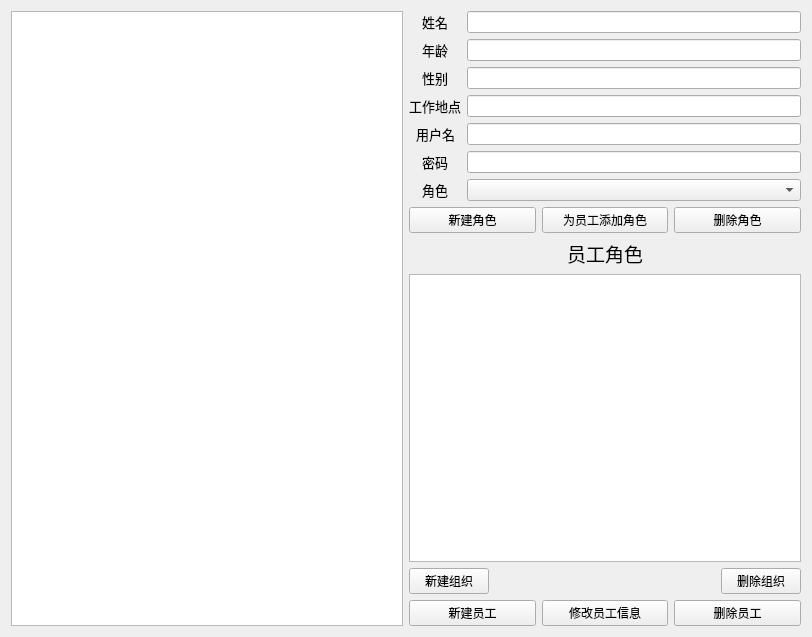
joker20020/ERP, file xt/code/ui/Admin.ui: the form before one commit.
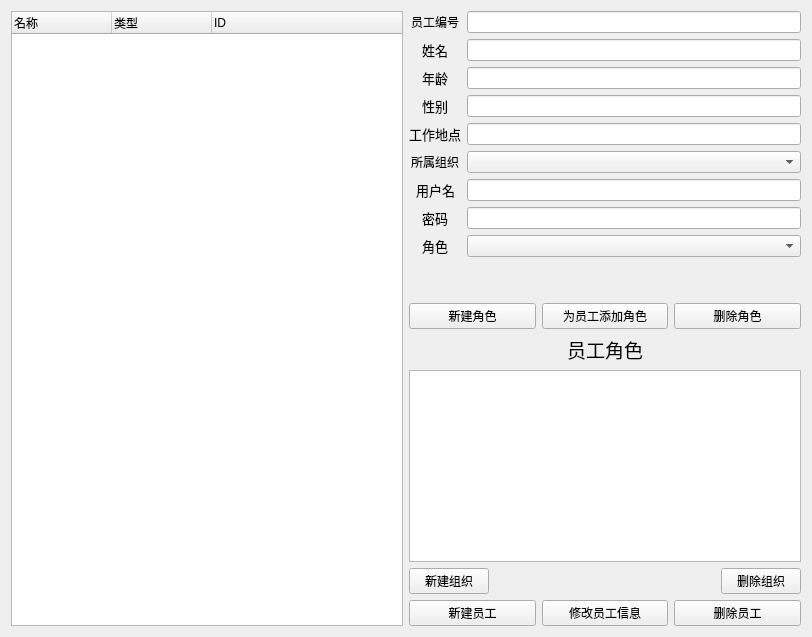
The form after the commit.

The edit to the form file:
```diff
--- a/xt/code/ui/Admin.ui
+++ b/xt/code/ui/Admin.ui
@@ -19,14 +19,29 @@
      <item>
       <widget class="QTreeWidget" name="groupTree">
        <attribute name="headerVisible">
-        <bool>false</bool>
+        <bool>true</bool>
        </attribute>
+       <column>
+        <property name="text">
+         <string>名称</string>
+        </property>
+       </column>
+       <column>
+        <property name="text">
+         <string>类型</string>
+        </property>
+       </column>
+       <column>
+        <property name="text">
+         <string>ID</string>
+        </property>
+       </column>
       </widget>
      </item>
     </layout>
    </item>
    <item>
-    <layout class="QVBoxLayout" name="verticalLayout_2" stretch="2,0,0,5,1,1">
+    <layout class="QVBoxLayout" name="verticalLayout_2" stretch="2,0,0,0,1,1">
      <item>
       <layout class="QFormLayout" name="formLayout_2">
        <property name="sizeConstraint">
@@ -35,7 +50,7 @@
        <property name="labelAlignment">
         <set>Qt::AlignCenter</set>
        </property>
-       <item row="0" column="0">
+       <item row="1" column="0">
         <widget class="QLabel" name="workerNameL">
          <property name="font">
           <font>
@@ -50,10 +65,10 @@
          </property>
         </widget>
        </item>
-       <item row="0" column="1">
+       <item row="1" column="1">
         <widget class="QLineEdit" name="wokerName"/>
        </item>
-       <item row="1" column="0">
+       <item row="2" column="0">
         <widget class="QLabel" name="workerAgeL">
          <property name="font">
           <font>
@@ -65,10 +80,10 @@
          </property>
         </widget>
        </item>
-       <item row="1" column="1">
+       <item row="2" column="1">
         <widget class="QLineEdit" name="workerAge_2"/>
        </item>
-       <item row="2" column="0">
+       <item row="3" column="0">
         <widget class="QLabel" name="workerGenderL">
          <property name="font">
           <font>
@@ -80,10 +95,10 @@
          </property>
         </widget>
        </item>
-       <item row="2" column="1">
+       <item row="3" column="1">
         <widget class="QLineEdit" name="workerGender"/>
        </item>
-       <item row="3" column="0">
+       <item row="4" column="0">
         <widget class="QLabel" name="workerPlaceL">
          <property name="font">
           <font>
@@ -95,10 +110,10 @@
          </property>
         </widget>
        </item>
-       <item row="3" column="1">
+       <item row="4" column="1">
         <widget class="QLineEdit" name="workerPlace"/>
        </item>
-       <item row="4" column="0">
+       <item row="6" column="0">
         <widget class="QLabel" name="workerUserNameL">
          <property name="font">
           <font>
@@ -110,10 +125,10 @@
          </property>
         </widget>
        </item>
-       <item row="4" column="1">
+       <item row="6" column="1">
         <widget class="QLineEdit" name="workerUserName"/>
        </item>
-       <item row="5" column="0">
+       <item row="7" column="0">
         <widget class="QLabel" name="workerPasswordL">
          <property name="font">
           <font>
@@ -125,10 +140,10 @@
          </property>
         </widget>
        </item>
-       <item row="5" column="1">
+       <item row="7" column="1">
         <widget class="QLineEdit" name="workerPassword"/>
        </item>
-       <item row="6" column="0">
+       <item row="8" column="0">
         <widget class="QLabel" name="workerCharacterL">
          <property name="font">
           <font>
@@ -140,9 +155,29 @@
          </property>
         </widget>
        </item>
-       <item row="6" column="1">
+       <item row="8" column="1">
         <widget class="QComboBox" name="workerCharacter"/>
        </item>
+       <item row="5" column="0">
+        <widget class="QLabel" name="workerGroupL">
+         <property name="text">
+          <string>所属组织</string>
+         </property>
+        </widget>
+       </item>
+       <item row="5" column="1">
+        <widget class="QComboBox" name="workerGroup"/>
+       </item>
+       <item row="0" column="0">
+        <widget class="QLabel" name="workerIDL">
+         <property name="text">
+          <string>员工编号</string>
+         </property>
+        </widget>
+       </item>
+       <item row="0" column="1">
+        <widget class="QLineEdit" name="workerID"/>
+       </item>
       </layout>
      </item>
      <item>
@@ -186,7 +221,7 @@
       </widget>
      </item>
      <item>
-      <widget class="QListView" name="characterList"/>
+      <widget class="QListWidget" name="characterList"/>
      </item>
      <item>
       <layout class="QHBoxLayout" name="horizontalLayout_2">
```
